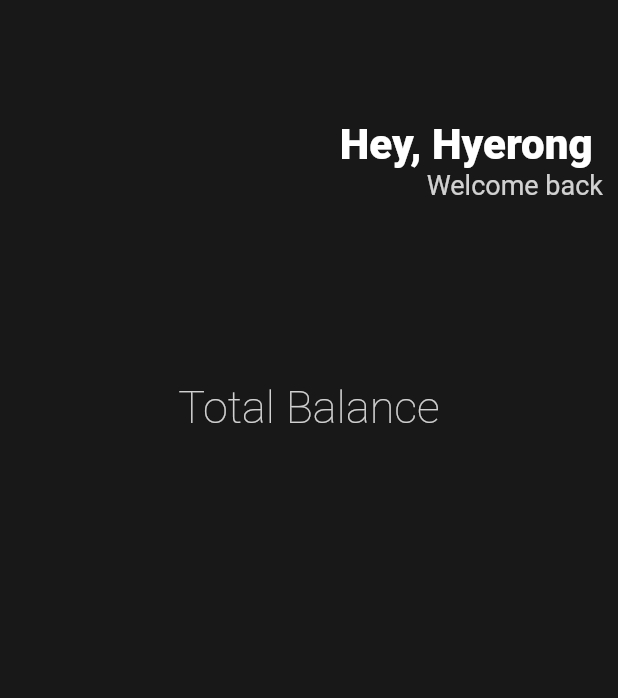
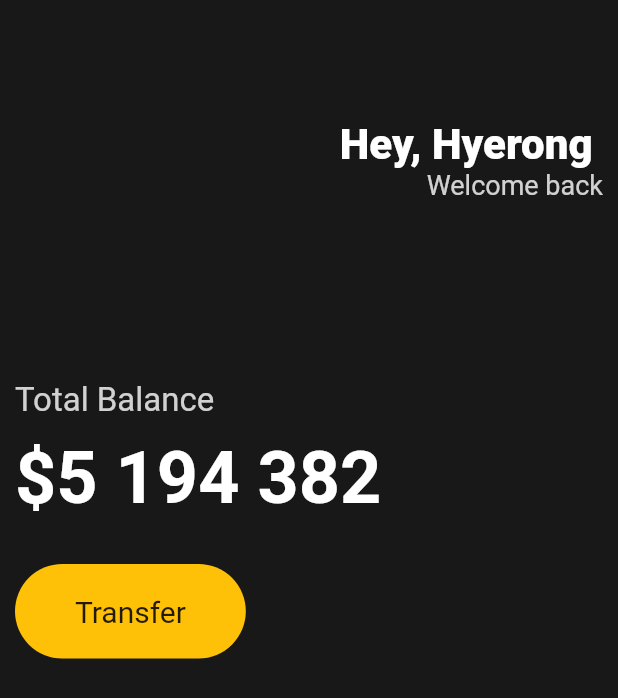
Before and after one commit to yeonhyeeun/webtoon_app, a Flutter app: the screen it shows after launch, on a phone screen of 412 x 824 dp. Shown: the top 698 px of the screen. Run offline on Flutter 3.47's test engine with Material 2 defaults, Android fonts, the light colour scheme and no system bars.

Commit message:
create first yellow btn✅

```diff
--- a/lib/main.dart
+++ b/lib/main.dart
@@ -43,15 +43,56 @@ class MyApp extends StatelessWidget {
                   ),
                 ],
               ),
+              Column(
+                crossAxisAlignment: CrossAxisAlignment.start,
+                children: [
                   SizedBox(
                     height: 120,
                   ),
                   Text("Total Balance",
                     style: TextStyle(
                       color: Colors.white.withOpacity(0.8),
-                  fontSize: 30,
-                  fontWeight: FontWeight.w100,
+                      fontSize: 22,
                     ),
+                  ),
+                  SizedBox(
+                    height: 10,
+                  ),
+                  Text('\$5 194 382',
+                    style: TextStyle(
+                      color: Colors.white,
+                      fontSize: 48,
+                      fontWeight: FontWeight.w600,
+                    ),
+                  ),
+                  SizedBox(
+                    height: 30,
+                  ),
+                  Row(
+                      children: [
+                        Container(
+                          decoration: BoxDecoration(
+                            // color: Color(0xFF),
+                            color: Colors.amber,
+                            borderRadius: BorderRadius.circular(45),
+                          ),
+                          child: Padding(
+                            padding: EdgeInsets.symmetric(
+                              vertical: 20,
+                              horizontal:40,
+                            ),
+                            child: Text("Transfer",
+                              style: TextStyle(
+                              fontSize: 20,
+                            ),
+                            ),
+                          ),
+
+                        )
+                      ]
+                  ),
+
+                ],
               ),
 
             ],
```
Lines whose indentation alone changed are shown as unchanged.
